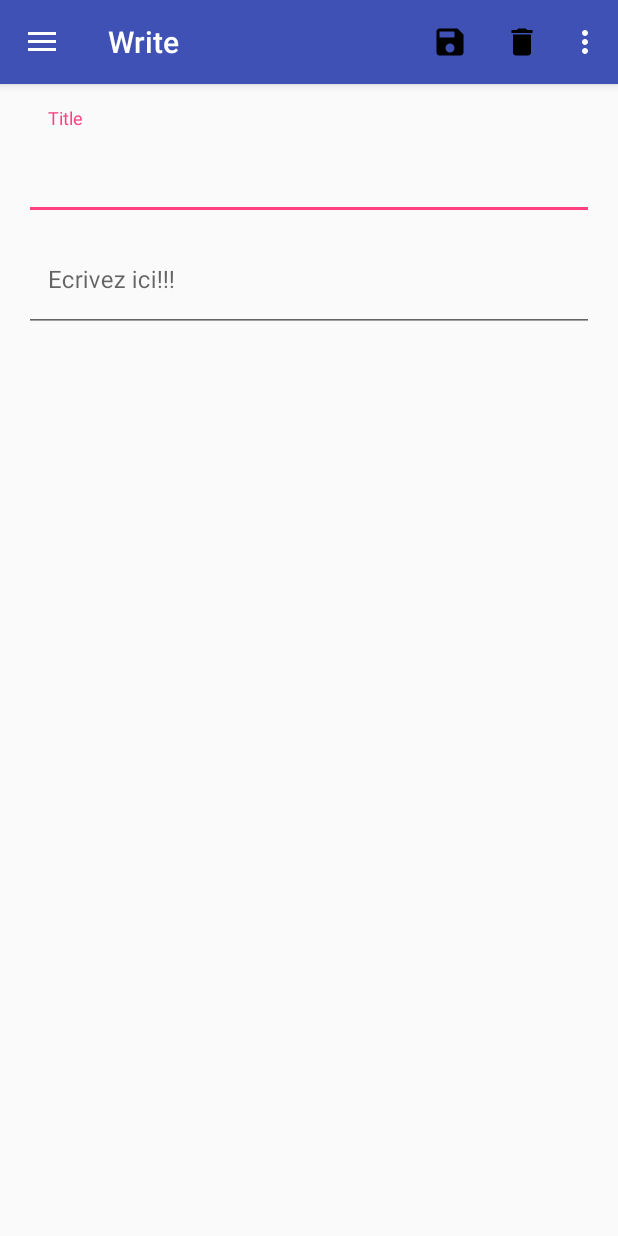
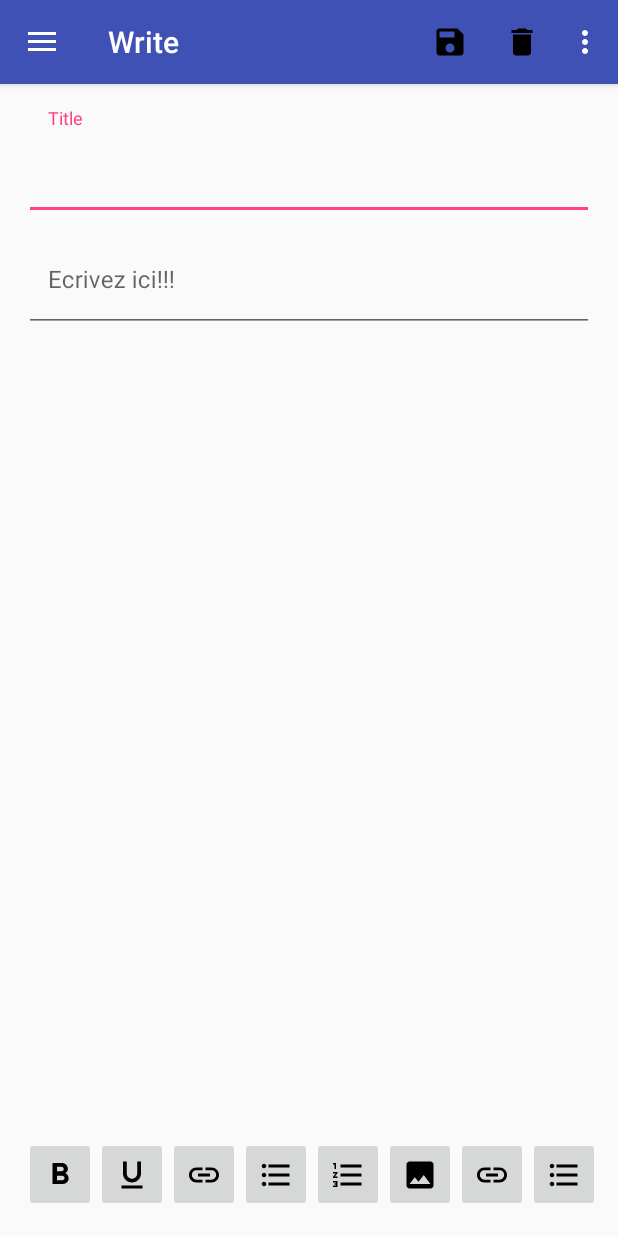
Before and after one commit to monsieurpouet/WriteDown, an Android app: the screen it shows after launch (MainActivity), on a phone screen of 412 x 824 dp. Run offline under Robolectric (Android 15) with nearby library versions, the phone set to English and light mode, and no system bars.

Commit message:
ajout d'une barre de bouton d'édition et modification du manifest pour qu'elle reste visible avec le clavier virtuel

```diff
--- a/app/src/main/AndroidManifest.xml
+++ b/app/src/main/AndroidManifest.xml
@@ -12,7 +12,8 @@
         <activity
             android:name=".MainActivity"
             android:label="@string/app_name"
-            android:theme="@style/AppTheme.NoActionBar">
+            android:theme="@style/AppTheme.NoActionBar"
+            android:windowSoftInputMode="stateVisible|adjustResize">
             <intent-filter>
                 <action android:name="android.intent.action.MAIN" />
 
--- /dev/null
+++ b/app/src/main/res/drawable/ic_format_list_numbered_black_24dp.xml
@@ -0,0 +1,9 @@
+<vector xmlns:android="http://schemas.android.com/apk/res/android"
+        android:width="24dp"
+        android:height="24dp"
+        android:viewportWidth="24.0"
+        android:viewportHeight="24.0">
+    <path
+        android:fillColor="#FF000000"
+        android:pathData="M2,17h2v0.5L3,17.5v1h1v0.5L2,19v1h3v-4L2,16v1zM3,8h1L4,4L2,4v1h1v3zM2,11h1.8L2,13.1v0.9h3v-1L3.2,13L5,10.9L5,10L2,10v1zM7,5v2h14L21,5L7,5zM7,19h14v-2L7,17v2zM7,13h14v-2L7,11v2z"/>
+</vector>
--- /dev/null
+++ b/app/src/main/res/drawable/ic_insert_link_black_24dp.xml
@@ -0,0 +1,9 @@
+<vector xmlns:android="http://schemas.android.com/apk/res/android"
+        android:width="24dp"
+        android:height="24dp"
+        android:viewportWidth="24.0"
+        android:viewportHeight="24.0">
+    <path
+        android:fillColor="#FF000000"
+        android:pathData="M3.9,12c0,-1.71 1.39,-3.1 3.1,-3.1h4L11,7L7,7c-2.76,0 -5,2.24 -5,5s2.24,5 5,5h4v-1.9L7,15.1c-1.71,0 -3.1,-1.39 -3.1,-3.1zM8,13h8v-2L8,11v2zM17,7h-4v1.9h4c1.71,0 3.1,1.39 3.1,3.1s-1.39,3.1 -3.1,3.1h-4L13,17h4c2.76,0 5,-2.24 5,-5s-2.24,-5 -5,-5z"/>
+</vector>
--- a/app/src/main/res/layout/fragment_write.xml
+++ b/app/src/main/res/layout/fragment_write.xml
@@ -1,8 +1,16 @@
 <?xml version="1.0" encoding="utf-8"?>
-<LinearLayout xmlns:android="http://schemas.android.com/apk/res/android"
+<RelativeLayout xmlns:android="http://schemas.android.com/apk/res/android"
+    xmlns:app="http://schemas.android.com/apk/res-auto"
     android:layout_width="match_parent"
     android:layout_height="match_parent"
     android:orientation="vertical">
+
+    <LinearLayout
+        android:layout_width="match_parent"
+        android:layout_height="match_parent"
+        android:orientation="vertical"
+        android:layout_alignParentTop="true">
+
 
         <android.support.design.widget.TextInputLayout
             android:id="@+id/input_layout_title"
@@ -27,6 +35,7 @@
             android:layout_width="match_parent"
             android:layout_height="match_parent">
 
+
             <EditText
                 style="@style/FullWidthEditText"
                 android:id="@+id/edit_note"
@@ -39,4 +48,93 @@
 
         </android.support.design.widget.TextInputLayout>
 
+
     </LinearLayout>
+
+
+<HorizontalScrollView
+    android:layout_width="match_parent"
+    android:layout_height="50dp"
+    android:layout_alignParentBottom="true">
+
+    <LinearLayout
+        android:layout_width="match_parent"
+        android:layout_height="match_parent">
+
+        <ImageButton
+            android:id="@+id/imageButton"
+            android:layout_width="match_parent"
+            android:layout_height="match_parent"
+            android:layout_weight="1"
+            app:srcCompat="@drawable/ic_format_bold_black_24dp" />
+
+        <ImageButton
+            android:id="@+id/imageButton2"
+            android:layout_width="match_parent"
+            android:layout_height="match_parent"
+            android:layout_weight="1"
+            app:srcCompat="@drawable/ic_format_underlined_black_24dp" />
+
+        <ImageButton
+            android:id="@+id/imageButton3"
+            android:layout_width="wrap_content"
+            android:layout_height="match_parent"
+            android:layout_weight="1"
+            app:srcCompat="@drawable/ic_insert_link_black_24dp" />
+
+        <ImageButton
+            android:id="@+id/imageButton4"
+            android:layout_width="wrap_content"
+            android:layout_height="match_parent"
+            android:layout_weight="1"
+            app:srcCompat="@drawable/ic_format_list_bulleted_black_24dp" />
+
+        <ImageButton
+            android:id="@+id/imageButton5"
+            android:layout_width="wrap_content"
+            android:layout_height="match_parent"
+            android:layout_weight="1"
+            app:srcCompat="@drawable/ic_format_list_numbered_black_24dp" />
+
+        <ImageButton
+            android:id="@+id/imageButton6"
+            android:layout_width="wrap_content"
+            android:layout_height="match_parent"
+            android:layout_weight="1"
+            app:srcCompat="@drawable/ic_insert_photo_black_24dp" />
+
+        <ImageButton
+            android:id="@+id/imageButton7"
+            android:layout_width="wrap_content"
+            android:layout_height="match_parent"
+            android:layout_weight="1"
+            app:srcCompat="@drawable/ic_insert_link_black_24dp" />
+
+        <ImageButton
+            android:id="@+id/imageButton8"
+            android:layout_width="wrap_content"
+            android:layout_height="match_parent"
+            android:layout_weight="1"
+            app:srcCompat="@drawable/ic_format_list_bulleted_black_24dp" />
+
+        <ImageButton
+            android:id="@+id/imageButton9"
+            android:layout_width="wrap_content"
+            android:layout_height="match_parent"
+            android:layout_weight="1"
+            app:srcCompat="@drawable/ic_format_list_numbered_black_24dp" />
+
+        <ImageButton
+            android:id="@+id/imageButton10"
+            android:layout_width="wrap_content"
+            android:layout_height="match_parent"
+            android:layout_weight="1"
+            app:srcCompat="@drawable/ic_insert_photo_black_24dp" />
+
+    </LinearLayout>
+
+</HorizontalScrollView>
+
+
+
+</RelativeLayout>
```
Lines whose indentation alone changed are shown as unchanged.
